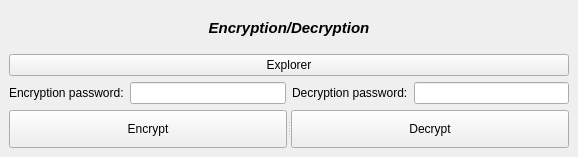
First picture: the form in mainwindow.ui, repository OTsee51/Encryption-Decryption-App, before the edit.
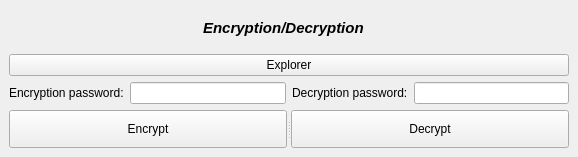
Second picture: the form after the edit.

```diff
--- a/mainwindow.ui
+++ b/mainwindow.ui
@@ -79,7 +79,7 @@
        <enum>QFrame::Shadow::Plain</enum>
       </property>
       <property name="text">
-       <string>&lt;html&gt;&lt;head/&gt;&lt;body&gt;&lt;p align=&quot;center&quot;&gt;&lt;span style=&quot; font-size:11pt; font-weight:700; font-style:italic;&quot;&gt; Encryption/Decryption&lt;/span&gt;&lt;/p&gt;&lt;/body&gt;&lt;/html&gt;</string>
+       <string>&lt;html&gt;&lt;head/&gt;&lt;body&gt;&lt;p align=&quot;center&quot;&gt;&lt;span style=&quot; font-size:11pt; font-weight:700; font-style:italic;&quot;&gt;Encryption/Decryption🫡&lt;/span&gt;&lt;/p&gt;&lt;/body&gt;&lt;/html&gt;</string>
       </property>
       <property name="textFormat">
        <enum>Qt::TextFormat::AutoText</enum>
```
Left out of the diff: 48 changed lines with no effect on the pictures.
